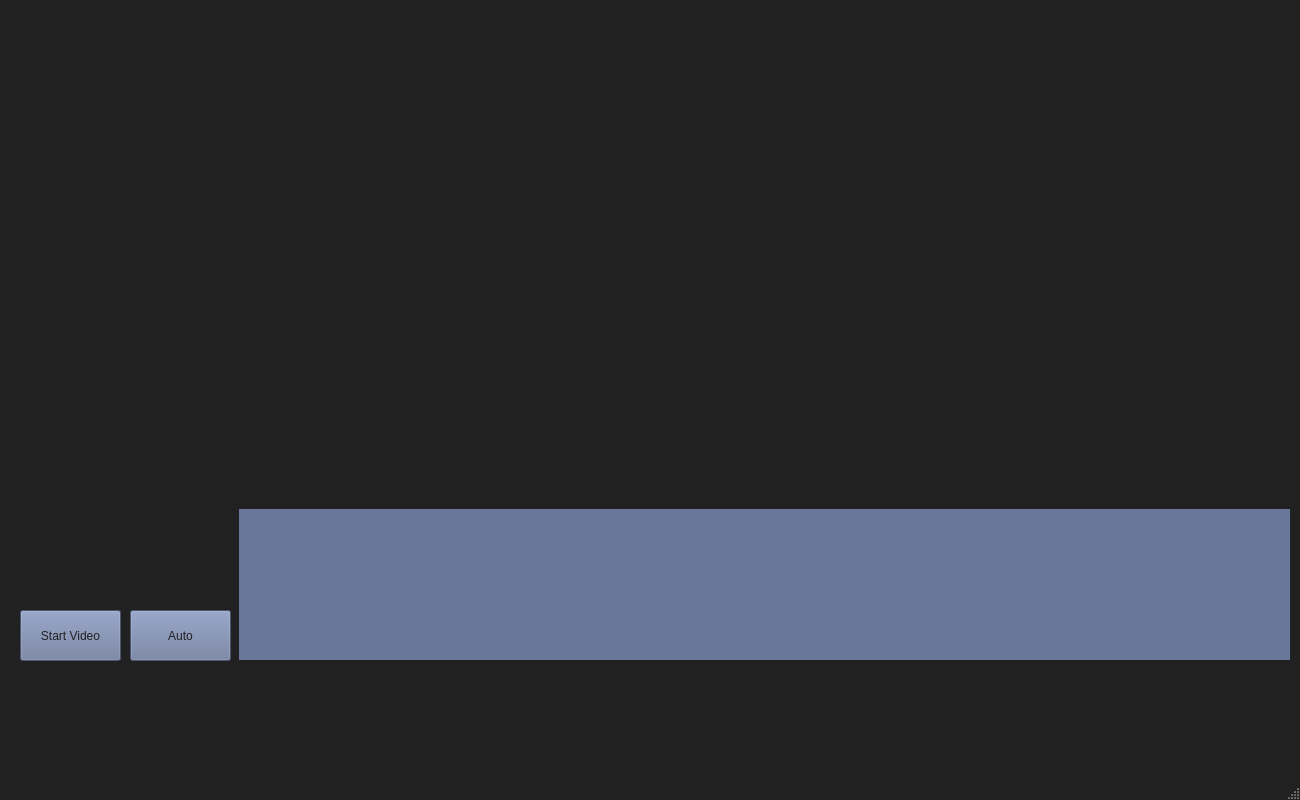
Before: the Qt Designer form mainwindow.ui in gallottino/guiPoliTOcean, drawn with Qt 5.
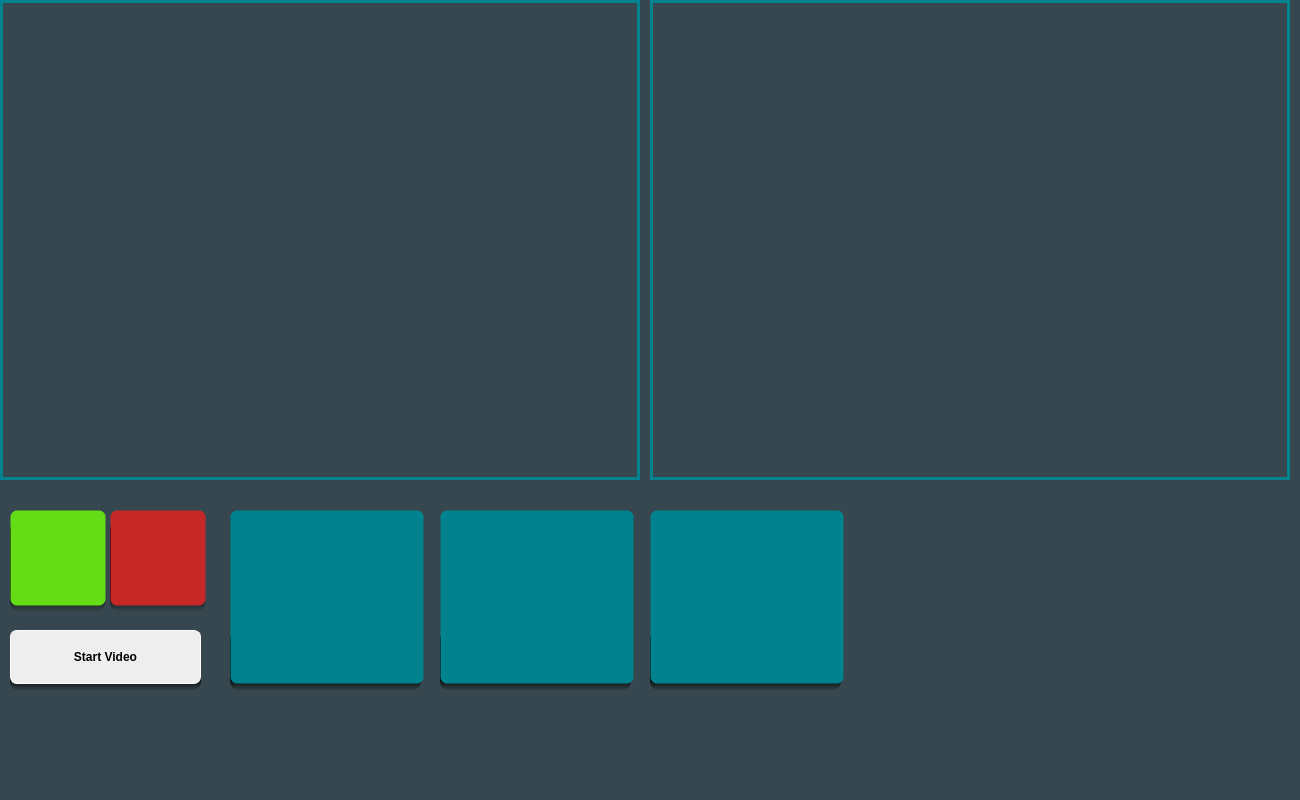
After: the same form once the commit is applied.

What changed in the file:
```diff
--- a/mainwindow.ui
+++ b/mainwindow.ui
@@ -15,11 +15,14 @@
   </property>
   <property name="styleSheet">
    <string notr="true">QPushButton{
-	background-color: #69779b;
-	color: #212121;
+background-color:white;
+border-style: solid;
+
+border-width: 1px;
+border-radius: 7px;
 }
 QMainWindow{
-	background-color: #212121;
+	background-color: #37474f;
 }</string>
   </property>
   <widget class="QWidget" name="centralWidget">
@@ -29,12 +32,18 @@
    <widget class="QLabel" name="display_image">
     <property name="geometry">
      <rect>
-      <x>20</x>
+      <x>0</x>
       <y>0</y>
       <width>640</width>
       <height>480</height>
      </rect>
     </property>
+    <property name="styleSheet">
+     <string notr="true">border-style: solid;
+border-color: #00838f ;
+border-width: 3px;
+</string>
+    </property>
     <property name="text">
      <string/>
     </property>
@@ -48,6 +57,11 @@
       <height>480</height>
      </rect>
     </property>
+    <property name="styleSheet">
+     <string notr="true">border-style: solid;
+border-color: #00838f ;
+border-width: 3px;</string>
+    </property>
     <property name="text">
      <string/>
     </property>
@@ -55,44 +69,289 @@
    <widget class="QPushButton" name="startVideo">
     <property name="geometry">
      <rect>
-      <x>20</x>
-      <y>610</y>
-      <width>101</width>
-      <height>51</height>
+      <x>10</x>
+      <y>630</y>
+      <width>191</width>
+      <height>54</height>
      </rect>
     </property>
+    <property name="font">
+     <font>
+      <weight>75</weight>
+      <bold>true</bold>
+     </font>
+    </property>
+    <property name="styleSheet">
+     <string notr="true">background-color:#eeeeee;
+color: black;
+border-color: white;</string>
+    </property>
     <property name="text">
      <string>Start Video</string>
     </property>
    </widget>
-   <widget class="QPushButton" name="startVideo_2">
+   <widget class="QPushButton" name="joystick_status">
     <property name="geometry">
      <rect>
-      <x>130</x>
-      <y>610</y>
-      <width>101</width>
-      <height>51</height>
+      <x>10</x>
+      <y>510</y>
+      <width>96</width>
+      <height>96</height>
      </rect>
     </property>
+    <property name="styleSheet">
+     <string notr="true">QPushButton
+{
+	background-color: #64dd17; 
+
+}</string>
+    </property>
     <property name="text">
-     <string>Auto</string>
+     <string/>
     </property>
    </widget>
-   <widget class="QWidget" name="widget" native="true">
+   <widget class="QPushButton" name="joystick_status_2">
     <property name="geometry">
      <rect>
-      <x>239</x>
-      <y>509</y>
-      <width>1051</width>
-      <height>151</height>
+      <x>110</x>
+      <y>510</y>
+      <width>96</width>
+      <height>96</height>
      </rect>
     </property>
     <property name="styleSheet">
-     <string notr="true">background-color: #69779b;;</string>
+     <string notr="true">QPushButton
+{
+	background-color: #c62828;
+}</string>
     </property>
+    <property name="text">
+     <string/>
+    </property>
    </widget>
+   <widget class="QLabel" name="gradient">
+    <property name="geometry">
+     <rect>
+      <x>10</x>
+      <y>520</y>
+      <width>95</width>
+      <height>92</height>
+     </rect>
+    </property>
+    <property name="styleSheet">
+     <string notr="true">background: qlineargradient(spread:pad, x1:0, y1:0.784, x2:0, y2:1, stop:0 rgba(0, 0, 0, 255), stop:1 rgba(55, 71, 76, 255));
+
+border-width: 1px;
+border-radius: 10px;</string>
+    </property>
+    <property name="text">
+     <string/>
+    </property>
+   </widget>
+   <widget class="QLabel" name="gradient_2">
+    <property name="geometry">
+     <rect>
+      <x>110</x>
+      <y>520</y>
+      <width>95</width>
+      <height>92</height>
+     </rect>
+    </property>
+    <property name="styleSheet">
+     <string notr="true">background: qlineargradient(spread:pad, x1:0, y1:0.784, x2:0, y2:1, stop:0 rgba(0, 0, 0, 255), stop:1 rgba(55, 71, 79, 255));
+
+border-width: 1px;
+border-radius: 10px;</string>
+    </property>
+    <property name="text">
+     <string/>
+    </property>
+   </widget>
+   <widget class="QPushButton" name="error_video">
+    <property name="geometry">
+     <rect>
+      <x>120</x>
+      <y>40</y>
+      <width>400</width>
+      <height>400</height>
+     </rect>
+    </property>
+    <property name="styleSheet">
+     <string notr="true">background-color: rgba(0,0,0,0);</string>
+    </property>
+    <property name="text">
+     <string/>
+    </property>
+   </widget>
+   <widget class="QPushButton" name="error_video_2">
+    <property name="geometry">
+     <rect>
+      <x>770</x>
+      <y>40</y>
+      <width>400</width>
+      <height>400</height>
+     </rect>
+    </property>
+    <property name="styleSheet">
+     <string notr="true">background-color: rgba(0,0,0,0);</string>
+    </property>
+    <property name="text">
+     <string/>
+    </property>
+   </widget>
+   <widget class="QLabel" name="gradient_3">
+    <property name="geometry">
+     <rect>
+      <x>10</x>
+      <y>630</y>
+      <width>191</width>
+      <height>61</height>
+     </rect>
+    </property>
+    <property name="styleSheet">
+     <string notr="true">background: qlineargradient(spread:pad, x1:0, y1:0.784, x2:0, y2:1, stop:0 rgba(0, 0, 0, 255), stop:1 rgba(55, 71, 76, 255));
+
+border-width: 1px;
+border-radius: 10px;</string>
+    </property>
+    <property name="text">
+     <string/>
+    </property>
+   </widget>
+   <widget class="QPushButton" name="auto_drive">
+    <property name="geometry">
+     <rect>
+      <x>440</x>
+      <y>510</y>
+      <width>194</width>
+      <height>174</height>
+     </rect>
+    </property>
+    <property name="styleSheet">
+     <string notr="true">QPushButton
+{
+	background-color: #00838f ; 
+
+}</string>
+    </property>
+    <property name="text">
+     <string/>
+    </property>
+   </widget>
+   <widget class="QPushButton" name="shapes_recognize">
+    <property name="geometry">
+     <rect>
+      <x>650</x>
+      <y>510</y>
+      <width>194</width>
+      <height>174</height>
+     </rect>
+    </property>
+    <property name="styleSheet">
+     <string notr="true">QPushButton
+{
+	background-color: #00838f ; 
+
+}</string>
+    </property>
+    <property name="text">
+     <string/>
+    </property>
+   </widget>
+   <widget class="QLabel" name="gradient_4">
+    <property name="geometry">
+     <rect>
+      <x>440</x>
+      <y>630</y>
+      <width>191</width>
+      <height>61</height>
+     </rect>
+    </property>
+    <property name="styleSheet">
+     <string notr="true">background: qlineargradient(spread:pad, x1:0, y1:0.784, x2:0, y2:1, stop:0 rgba(0, 0, 0, 255), stop:1 rgba(55, 71, 76, 255));
+
+border-width: 1px;
+border-radius: 10px;</string>
+    </property>
+    <property name="text">
+     <string/>
+    </property>
+   </widget>
+   <widget class="QLabel" name="gradient_5">
+    <property name="geometry">
+     <rect>
+      <x>650</x>
+      <y>630</y>
+      <width>191</width>
+      <height>61</height>
+     </rect>
+    </property>
+    <property name="styleSheet">
+     <string notr="true">background: qlineargradient(spread:pad, x1:0, y1:0.784, x2:0, y2:1, stop:0 rgba(0, 0, 0, 255), stop:1 rgba(55, 71, 76, 255));
+
+border-width: 1px;
+border-radius: 10px;</string>
+    </property>
+    <property name="text">
+     <string/>
+    </property>
+   </widget>
+   <widget class="QLabel" name="gradient_6">
+    <property name="geometry">
+     <rect>
+      <x>230</x>
+      <y>630</y>
+      <width>191</width>
+      <height>61</height>
+     </rect>
+    </property>
+    <property name="styleSheet">
+     <string notr="true">background: qlineargradient(spread:pad, x1:0, y1:0.784, x2:0, y2:1, stop:0 rgba(0, 0, 0, 255), stop:1 rgba(55, 71, 76, 255));
+
+border-width: 1px;
+border-radius: 10px;</string>
+    </property>
+    <property name="text">
+     <string/>
+    </property>
+   </widget>
+   <widget class="QPushButton" name="home">
+    <property name="geometry">
+     <rect>
+      <x>230</x>
+      <y>510</y>
+      <width>194</width>
+      <height>174</height>
+     </rect>
+    </property>
+    <property name="styleSheet">
+     <string notr="true">QPushButton
+{
+	background-color: #00838f ; 
+
+}</string>
+    </property>
+    <property name="text">
+     <string/>
+    </property>
+   </widget>
+   <zorder>display_image</zorder>
+   <zorder>display_image_2</zorder>
+   <zorder>gradient</zorder>
+   <zorder>joystick_status</zorder>
+   <zorder>gradient_2</zorder>
+   <zorder>joystick_status_2</zorder>
+   <zorder>error_video</zorder>
+   <zorder>error_video_2</zorder>
+   <zorder>gradient_3</zorder>
+   <zorder>startVideo</zorder>
+   <zorder>gradient_4</zorder>
+   <zorder>gradient_5</zorder>
+   <zorder>shapes_recognize</zorder>
+   <zorder>auto_drive</zorder>
+   <zorder>gradient_6</zorder>
+   <zorder>home</zorder>
   </widget>
-  <widget class="QStatusBar" name="statusBar"/>
  </widget>
  <layoutdefault spacing="6" margin="11"/>
  <resources/>
```
